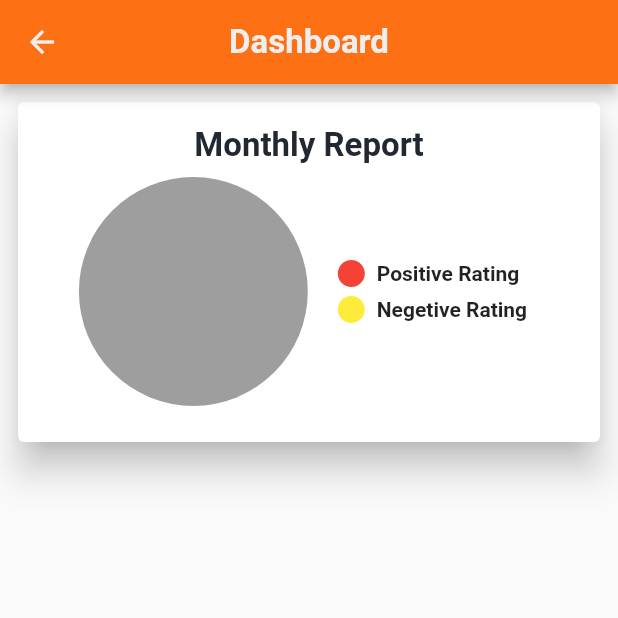
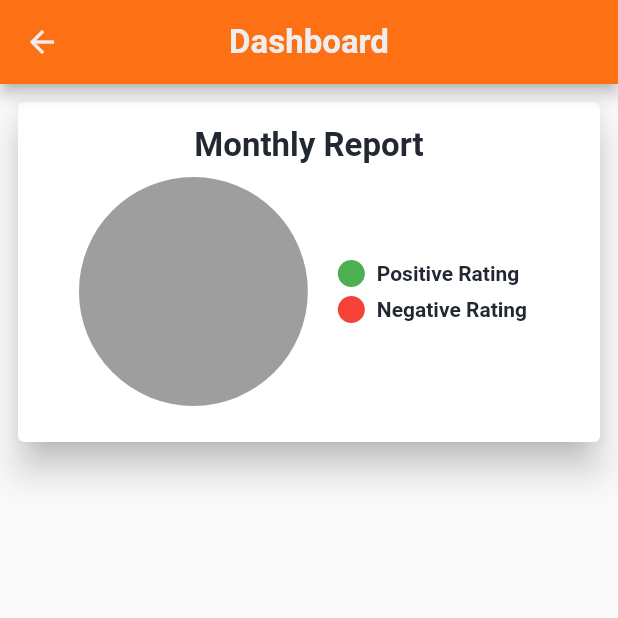
Before and after one commit to IIBTech007/review_app, a Flutter app: the BusinessReport screen opened directly with empty values, on a phone screen of 412 x 824 dp, the top half of it. Run offline on Flutter 3.47's test engine with Material 2 defaults, Android fonts, the phone set to English and light mode, and no system bars; drawn by our look-alikes of pie_chart; our stand-ins replace custom_radio_grouped_button, data_connection_checker, datetime_picker_formfield, fancy_bottom_navigation, flushbar, flutter_rating_bar and 15 more; missing offline and left inert: ars_progress_dialog, expandable_card, flutter_barcode_scanner, flutter_polyline_points, need_resume; accounts and stored records are empty; network calls fail; Roboto replaces fonts that are missing (Prompt).

Commit message:
Added Map Key & Edited color

```diff
--- a/lib/AppScreens/Admin/Business/BusinessReport.dart
+++ b/lib/AppScreens/Admin/Business/BusinessReport.dart
@@ -23,12 +23,12 @@ class _BusinessReportState extends State<BusinessReport> {
   final _reportController = Get.put(OverallReportController());
   Map<String, double> dataMap = {
     "Positive Rating": 0,
-    "Negetive Rating": 0,
+    "Negative Rating": 0,
   };
   List<Color> colorList = [
+    Colors.green,
     Colors.red,
-    Colors.yellow,
-    Colors.green,
+    Colors.red,
   ];
   @override
   void initState() {
@@ -102,8 +102,12 @@ class _BusinessReportState extends State<BusinessReport> {
                                 showLegendsInRow: false,
                                 legendPosition: LegendPosition.right,
                                 showLegends: true,
-                                legendTextStyle: TextStyle(
-                                  fontWeight: FontWeight.bold,
+                                legendTextStyle: GoogleFonts.prompt(
+                                  textStyle: TextStyle(
+                                      color: color1,
+                                      //fontSize: 15,
+                                      fontWeight: FontWeight.bold
+                                  ),
                                 ),
                               ),
                               chartValuesOptions: ChartValuesOptions(
```
Also changed, not shown: lib/AppScreens/Admin/Business/BusinessList.dart (+5 -7 lines), lib/AppScreens/Customer/Home/SeeAllBusinesses.dart (+6 -6 lines), 6 other files.
